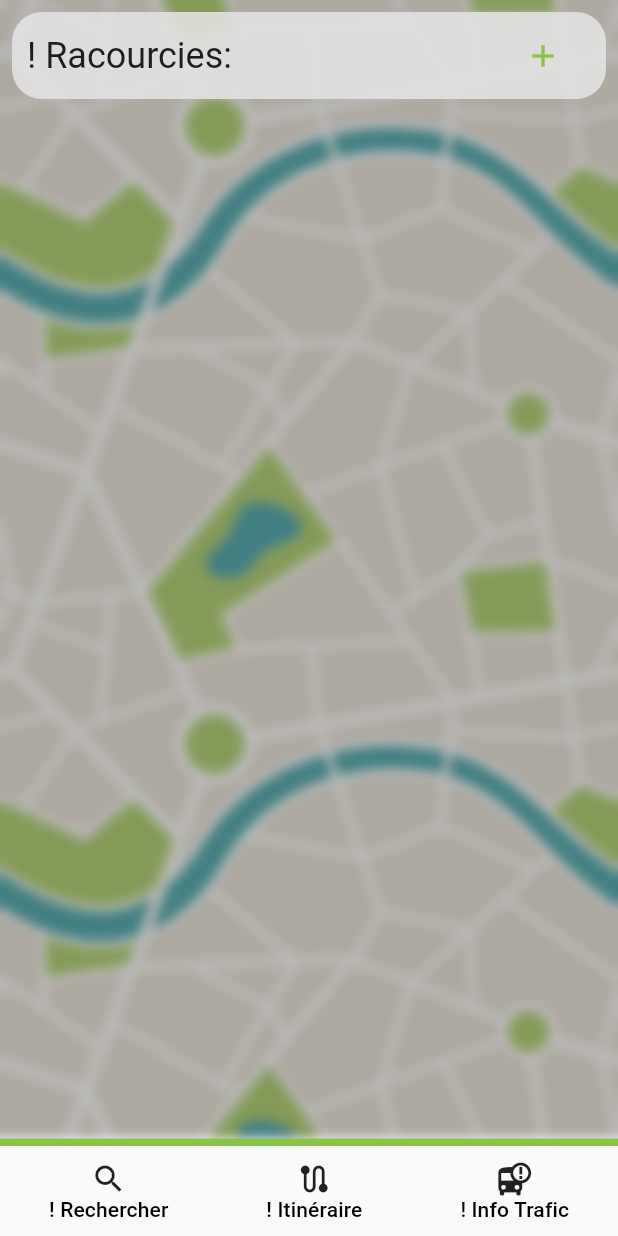
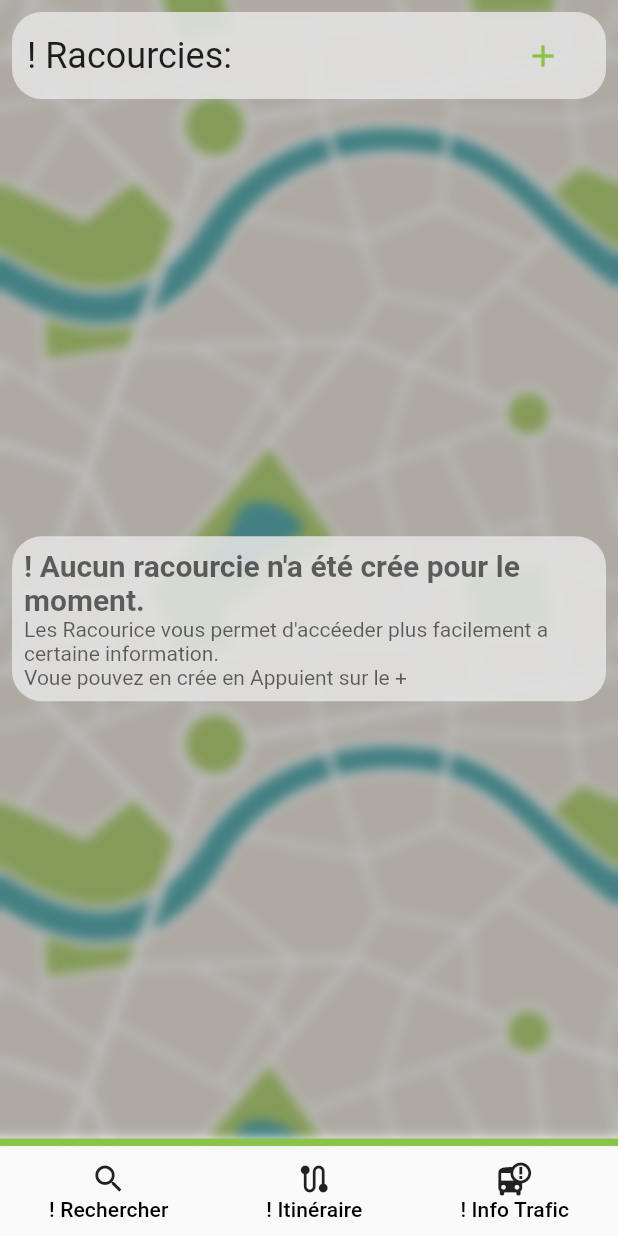
Before and after one commit to Bubulleux/better-bus-v2, a Flutter app: the screen it shows after launch, on a phone screen of 412 x 824 dp. Run offline on Flutter 3.47's test engine with Material 2 defaults, Android fonts, the light colour scheme and no system bars; our stand-ins replace connectivity_plus, flutter_widget_from_html, location, shared_preferences; missing offline and left inert: home_widget; statements that could not run were skipped.

Commit message:
Fixing some bug

```diff
--- a/lib/main.dart
+++ b/lib/main.dart
@@ -3,13 +3,17 @@ import 'package:flutter/material.dart';
 import 'package:better_bus_v2/views/home_page/home_page.dart';
 import 'package:flutter/services.dart';
 import 'package:home_widget/home_widget.dart';
+import 'package:intl/intl.dart';
+import 'package:flutter_localizations/flutter_localizations.dart';
 
 void main() {
   HomeWidget.updateWidget(name: "HomeWidgetExampleProvider");
   WidgetsFlutterBinding.ensureInitialized();
   SystemChrome.setPreferredOrientations(
       [DeviceOrientation.portraitUp, DeviceOrientation.portraitDown]);
+
   runApp(const MyApp());
+
 }
 
 class MyApp extends StatelessWidget {
@@ -63,7 +67,14 @@ class MyApp extends StatelessWidget {
           ),
         ),
       ),
-      locale: const Locale("fr"),
+      localizationsDelegates: const [
+        GlobalMaterialLocalizations.delegate
+      ],
+      supportedLocales: const [
+      Locale('fr', ""),
+        Locale('en', ""),
+    ],
+      // locale: const Locale('fr', ""),
       home: const HomePage(),
     );
   }
--- a/lib/views/home_page/shortcut_section.dart
+++ b/lib/views/home_page/shortcut_section.dart
@@ -1,4 +1,3 @@
-
 import 'package:better_bus_v2/data_provider/local_data_handler.dart';
 import 'package:better_bus_v2/model/clean/bus_line.dart';
 import 'package:better_bus_v2/model/clean/view_shortcut.dart';
@@ -9,7 +8,6 @@ import 'package:better_bus_v2/views/stop_info/stop_info_page.dart';
 import 'package:better_bus_v2/views/view_shortcut_editor/view_shortcut_editor_page.dart';
 import 'package:flutter/material.dart';
 import 'package:shared_preferences/shared_preferences.dart';
-
 
 class ShortcutWidgetRoot extends StatefulWidget {
   const ShortcutWidgetRoot({Key? key}) : super(key: key);
@@ -61,7 +59,10 @@ class ShortcutWidgetRootState extends State<ShortcutWidgetRoot> {
           const Spacer(),
           TextButton(
             onPressed: cancel,
-            child: const Text("! Annuler"),
+            child: Text(
+              "! Annuler",
+              style: TextStyle(color: Theme.of(context).primaryColor),
+            ),
           )
         ],
       ),
@@ -71,20 +72,21 @@ class ShortcutWidgetRootState extends State<ShortcutWidgetRoot> {
   }
 
   void showContextMenu(int index) {
-    CustomContextMenu.show(context,
-        [
-          ContextMenuAction("! Modifier", Icons.edit_outlined,
-              action: () => editShortcut(index)),
-          ContextMenuAction("! Supprimer", Icons.delete,
-              isDangerous: true, action: () => removeShortcut(index))
-        ],
+    CustomContextMenu.show(
+      context,
+      [
+        ContextMenuAction("! Modifier", Icons.edit_outlined, action: () => editShortcut(index)),
+        ContextMenuAction("! Supprimer", Icons.delete, isDangerous: true, action: () => removeShortcut(index))
+      ],
     );
   }
 
   void showShortcutContent(int index) {
-    Navigator.push(context, MaterialPageRoute(
-      builder: (context) => StopInfoPage(shortcuts![index].stop, lines: shortcuts![index].lines),
-    ));
+    Navigator.push(
+        context,
+        MaterialPageRoute(
+          builder: (context) => StopInfoPage(shortcuts![index].stop, lines: shortcuts![index].lines),
+        ));
   }
 
   @override
@@ -100,6 +102,32 @@ class ShortcutWidgetRootState extends State<ShortcutWidgetRoot> {
       builder: (context, snapshot) {
         if (snapshot.hasData) {
           shortcuts = snapshot.data!;
+          if (shortcuts!.isEmpty) {
+            return Center(
+              child: Container(
+                decoration: CustomDecorations.of(context).boxBackground,
+                padding: EdgeInsets.all(8),
+                child: RichText(
+                    text: TextSpan(
+                        children: const [
+                      TextSpan(
+                        text:"! Aucun racourcie n'a été crée pour le moment.",
+                        style: TextStyle(
+                          fontWeight: FontWeight.bold,
+                          fontSize: 20,
+                        ),
+                      ),
+                      TextSpan(
+                        text: "\nLes Racourice vous permet d'accéeder plus facilement a certaine information."
+                            "\nVoue pouvez en crée en Appuient sur le +",
+                      )
+                    ],
+                        style: TextStyle(
+                          color: Colors.black.withAlpha(150),
+                        ))),
+              ),
+            );
+          }
           return ListView.builder(
             itemCount: shortcuts!.length,
             itemBuilder: (context, index) => ShortcutWidget(
@@ -156,7 +184,7 @@ class ShortcutWidget extends StatelessWidget {
           child: Container(
             decoration: BoxDecoration(
               color: Theme.of(context).backgroundColor,
-              borderRadius:CustomDecorations.borderRadius,
+              borderRadius: CustomDecorations.borderRadius,
             ),
             padding: const EdgeInsets.symmetric(horizontal: 30, vertical: 15),
             child: Column(
@@ -176,9 +204,7 @@ class ShortcutWidget extends StatelessWidget {
                         shortcut.shortcutName,
                         style: TextStyle(
                           fontSize: 25,
-                          fontWeight: shortcut.isFavorite
-                              ? FontWeight.w500
-                              : FontWeight.normal,
+                          fontWeight: shortcut.isFavorite ? FontWeight.w500 : FontWeight.normal,
                         ),
                         softWrap: false,
                         maxLines: 1,
--- a/lib/views/terminus_selector/terminus_selector_page.dart
+++ b/lib/views/terminus_selector/terminus_selector_page.dart
@@ -351,11 +351,7 @@ class _TerminusSelectionState extends State<TerminusSelection>
           )
         else
           Container(),
-        Container(
-          width: double.infinity,
-          height: 1,
-          color: Colors.black,
-        )
+        const Divider(),
       ],
     );
   }
--- a/lib/views/traffic_info_page/traffic_info_item.dart
+++ b/lib/views/traffic_info_page/traffic_info_item.dart
@@ -15,7 +15,7 @@ class TrafficInfoItem extends StatefulWidget{
   final InfoTraffic infoTraffic;
   final Map<String, BusLine> busLines;
 
-  static final dateFormat = DateFormat("dd/MM/yy");
+  static final dateFormat = DateFormat("EE d MMM", "fr");
 
   @override
   State<TrafficInfoItem> createState() => _TrafficInfoItemState();
--- a/lib/views/view_shortcut_editor/view_shortcut_editor_page.dart
+++ b/lib/views/view_shortcut_editor/view_shortcut_editor_page.dart
@@ -172,6 +172,7 @@ class _ViewShortcutEditorPageState extends State<ViewShortcutEditorPage> {
   }
 
   void changeBusStop() {
+    FocusScope.of(context).unfocus();
     Navigator.push(
             context,
             MaterialPageRoute(
@@ -188,6 +189,7 @@ class _ViewShortcutEditorPageState extends State<ViewShortcutEditorPage> {
   }
 
   void selectTerminus() {
+    FocusScope.of(context).unfocus();
     if (shortcutBusStop == null) {
       return;
     }
--- a/pubspec.yaml
+++ b/pubspec.yaml
@@ -29,11 +29,12 @@ environment:
 dependencies:
   flutter:
     sdk: flutter
-  http: ^0.13.4
-
+  flutter_localizations:
+    sdk: flutter
 
   # The following adds the Cupertino Icons font to your application.
   # Use with the CupertinoIcons class for iOS style icons.
+  http: ^0.13.4
   cupertino_icons: ^1.0.2
   intl: ^0.17.0
   location: ^4.4.0
```
Also changed, not shown: lib/error_handler/custom_error.dart (+16 -5 lines), lib/views/route_page/route_page.dart (+10 -4 lines), lib/views/route_page/routes_display.dart (deleted, +0 -20 lines), lib/views/stop_info/timetable_view.dart (+13 -22 lines).
